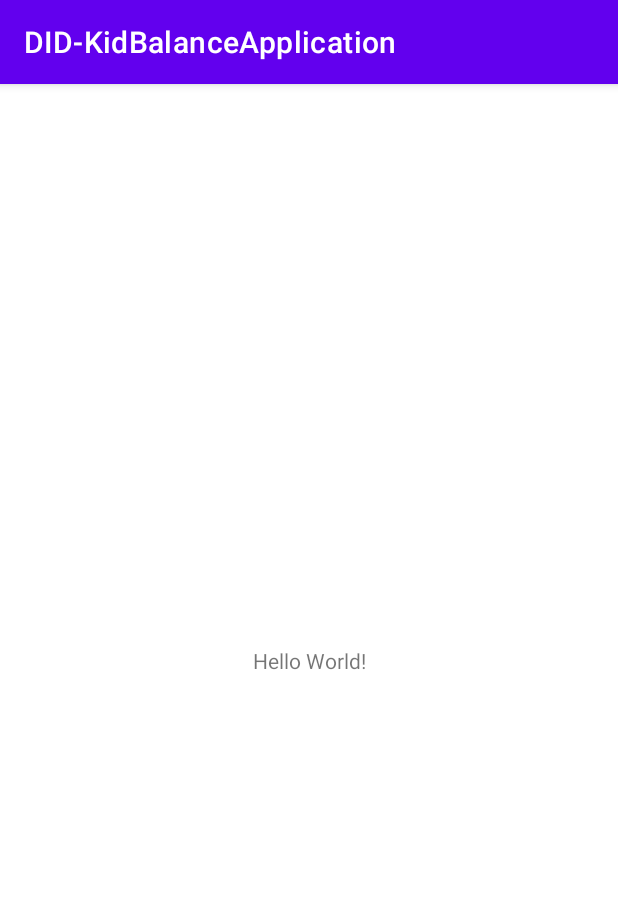
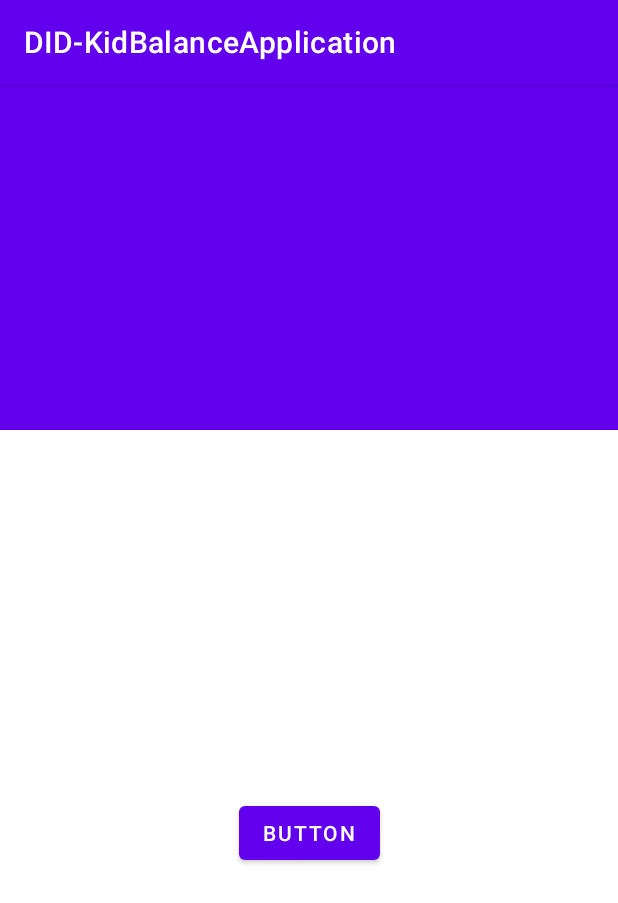
Before and after one commit to fabyspa/DIDKidBalanceApplication, an Android app: the screen it shows after launch (MainActivity), on a phone screen of 412 x 824 dp. Shown: the top 903 px of the screen. Run offline under Robolectric (Android 15) with nearby library versions, the phone set to English and light mode, and no system bars; our stand-ins replace data binding.

Commit message:
Main activity Toolbar+ inizio fragment_b_home.xml

```diff
--- a/app/build.gradle
+++ b/app/build.gradle
@@ -30,6 +30,9 @@ android {
     kotlinOptions {
         jvmTarget = '1.8'
     }
+    buildFeatures {
+        dataBinding true
+    }
 }
 
 dependencies {
@@ -39,6 +42,9 @@ dependencies {
     implementation 'androidx.appcompat:appcompat:1.2.0'
     implementation 'com.google.android.material:material:1.2.1'
     implementation 'androidx.constraintlayout:constraintlayout:2.0.4'
+    implementation 'androidx.legacy:legacy-support-v4:1.0.0'
+    implementation 'androidx.navigation:navigation-fragment-ktx:2.3.2'
+    implementation 'androidx.navigation:navigation-ui-ktx:2.3.2'
     testImplementation 'junit:junit:4.+'
     androidTestImplementation 'androidx.test.ext:junit:1.1.2'
     androidTestImplementation 'androidx.test.espresso:espresso-core:3.3.0'
--- /dev/null
+++ b/app/src/main/java/it/polito/ic2020/did_kidbalanceapplication/BHomeFragment.kt
@@ -0,0 +1,28 @@
+package it.polito.ic2020.did_kidbalanceapplication
+
+import android.os.Bundle
+import androidx.fragment.app.Fragment
+import android.view.LayoutInflater
+import android.view.View
+import android.view.ViewGroup
+import androidx.navigation.findNavController
+import androidx.databinding.DataBindingUtil
+import it.polito.ic2020.did_kidbalanceapplication.databinding.FragmentBHomeBinding
+
+
+class BHomeFragment : Fragment() {
+
+    override fun onCreateView(
+        inflater: LayoutInflater, container: ViewGroup?,
+        savedInstanceState: Bundle?
+    ): View? {
+        val binding = DataBindingUtil.inflate<FragmentBHomeBinding> (inflater, R.layout.fragment_b_home,container,false)
+        binding.button.setOnClickListener{
+         view: View ->
+         view.findNavController().navigate (R.id.action_BHomeFragment_to_gameFragment)
+        }
+        return binding.root
+    }
+
+
+}
--- a/app/src/main/java/it/polito/ic2020/did_kidbalanceapplication/MainActivity.kt
+++ b/app/src/main/java/it/polito/ic2020/did_kidbalanceapplication/MainActivity.kt
@@ -2,13 +2,14 @@ package it.polito.ic2020.did_kidbalanceapplication
 
 import androidx.appcompat.app.AppCompatActivity
 import android.os.Bundle
+import androidx.databinding.DataBindingUtil
+import it.polito.ic2020.did_kidbalanceapplication.databinding.ActivityMainBinding
 
 class MainActivity : AppCompatActivity() {
     override fun onCreate(savedInstanceState: Bundle?) {
         super.onCreate(savedInstanceState)
-        setContentView(R.layout.activity_main)
+        @Suppress("UNUSED_VARIABLE")
+        val binding = DataBindingUtil.setContentView<ActivityMainBinding>(this, R.layout.activity_main)
 
-        //GIUSTO PER VEDERE SE FUNZIONA: VEDETE QUESTO?
-        //mattepelliz vede
     }
 }
--- a/app/src/main/res/layout/activity_main.xml
+++ b/app/src/main/res/layout/activity_main.xml
@@ -1,18 +1,43 @@
 <?xml version="1.0" encoding="utf-8"?>
-<androidx.constraintlayout.widget.ConstraintLayout xmlns:android="http://schemas.android.com/apk/res/android"
+<layout xmlns:android="http://schemas.android.com/apk/res/android"
     xmlns:app="http://schemas.android.com/apk/res-auto"
-    xmlns:tools="http://schemas.android.com/tools"
+    xmlns:tools="http://schemas.android.com/tools">
+<androidx.constraintlayout.widget.ConstraintLayout
     android:layout_width="match_parent"
     android:layout_height="match_parent"
     tools:context=".MainActivity">
 
-    <TextView
+    <androidx.appcompat.widget.Toolbar
+        android:id="@+id/toolBar"
+        android:layout_width="0dp"
+        android:layout_height="0dp"
+        android:background="?attr/colorPrimary"
+        android:fadingEdge="horizontal"
+        android:minHeight="?attr/actionBarSize"
+        android:theme="?attr/actionBarTheme"
+        app:layout_constraintBottom_toTopOf="@+id/Guideline"
+        app:layout_constraintEnd_toEndOf="parent"
+        app:layout_constraintStart_toStartOf="parent"
+        app:layout_constraintTop_toTopOf="parent" />
+
+    <androidx.constraintlayout.widget.Guideline
+        android:id="@+id/Guideline"
         android:layout_width="wrap_content"
         android:layout_height="wrap_content"
-        android:text="Hello World!"
+        android:orientation="horizontal"
+        app:layout_constraintGuide_percent="0.3" />
+
+    <androidx.fragment.app.FragmentContainerView
+        android:id="@+id/fragment"
+        android:name="androidx.navigation.fragment.NavHostFragment"
+        android:layout_width="0dp"
+        android:layout_height="0dp"
+        app:defaultNavHost="true"
         app:layout_constraintBottom_toBottomOf="parent"
-        app:layout_constraintLeft_toLeftOf="parent"
-        app:layout_constraintRight_toRightOf="parent"
-        app:layout_constraintTop_toTopOf="parent" />
+        app:layout_constraintEnd_toEndOf="parent"
+        app:layout_constraintStart_toStartOf="parent"
+        app:layout_constraintTop_toBottomOf="@+id/toolBar"
+        app:navGraph="@navigation/navigation" />
 
 </androidx.constraintlayout.widget.ConstraintLayout>
+</layout>
--- /dev/null
+++ b/app/src/main/res/layout/fragment_b_home.xml
@@ -0,0 +1,20 @@
+<?xml version="1.0" encoding="utf-8"?>
+<layout  xmlns:android="http://schemas.android.com/apk/res/android"
+    xmlns:app="http://schemas.android.com/apk/res-auto"
+    xmlns:tools="http://schemas.android.com/tools">
+
+    <androidx.constraintlayout.widget.ConstraintLayout
+        android:layout_width="match_parent"
+        android:layout_height="match_parent">
+
+        <Button
+            android:id="@+id/button"
+            android:layout_width="wrap_content"
+            android:layout_height="wrap_content"
+            android:text="Button"
+            app:layout_constraintBottom_toBottomOf="parent"
+            app:layout_constraintEnd_toEndOf="parent"
+            app:layout_constraintStart_toStartOf="parent"
+            app:layout_constraintTop_toTopOf="parent" />
+    </androidx.constraintlayout.widget.ConstraintLayout>
+</layout>
--- /dev/null
+++ b/app/src/main/res/navigation/navigation.xml
@@ -0,0 +1,21 @@
+<?xml version="1.0" encoding="utf-8"?>
+<navigation xmlns:android="http://schemas.android.com/apk/res/android"
+    xmlns:app="http://schemas.android.com/apk/res-auto"
+    xmlns:tools="http://schemas.android.com/tools"
+    android:id="@+id/navigation"
+    app:startDestination="@id/BHomeFragment">
+
+    <fragment
+        android:id="@+id/BHomeFragment"
+        android:name="it.polito.ic2020.did_kidbalanceapplication.BHomeFragment"
+        android:label="BHomeFragment" >
+        <action
+            android:id="@+id/action_BHomeFragment_to_gameFragment"
+            app:destination="@id/gameFragment" />
+    </fragment>
+    <fragment
+        android:id="@+id/gameFragment"
+        android:name="it.polito.ic2020.did_kidbalanceapplication.GameFragment"
+        android:label="fragment_game"
+        tools:layout="@layout/fragment_game" />
+</navigation>
--- a/app/src/main/res/values/strings.xml
+++ b/app/src/main/res/values/strings.xml
@@ -1,3 +1,5 @@
 <resources>
     <string name="app_name">DID-KidBalanceApplication</string>
+    <!-- TODO: Remove or change this placeholder text -->
+    <string name="hello_blank_fragment">Hello blank fragment</string>
 </resources>
```
Also changed, not shown: app/src/main/java/it/polito/ic2020/did_kidbalanceapplication/GameFragment.kt (added, +55 -0 lines), app/src/main/res/layout/fragment_game.xml (added, +15 -0 lines).
